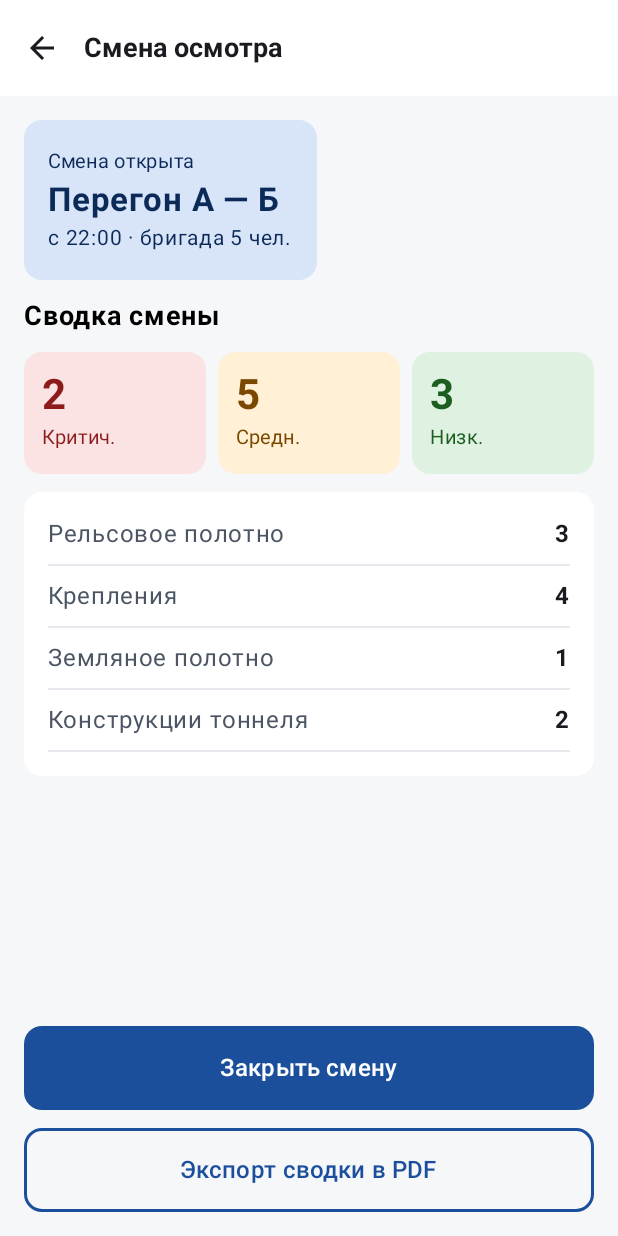
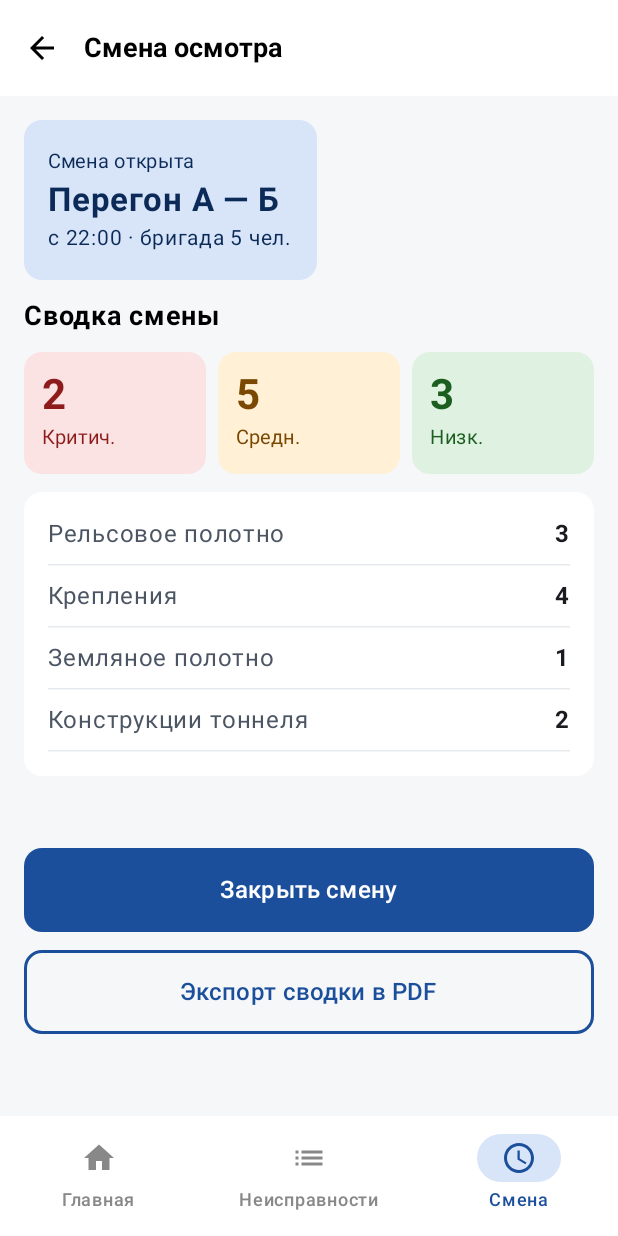
Before and after one commit to avordnaskella/MetroMobile, an Android app built with Jetpack Compose: the HomeScreen screen opened through its navigation route, after a tap on "Смена осмотра", on a phone screen of 412 x 824 dp. Run offline under Robolectric (Android 15) with nearby library versions, the phone set to English and light mode, and no system bars; our stand-ins replace Dagger/Hilt's generated code, Room's generated code; 1 statement that could not run was skipped.

Commit message:
нижняя панель навигации

```diff
--- a/Metro/app/src/main/java/com/example/metroosmotr/presentation/home/HomeScreen.kt
+++ b/Metro/app/src/main/java/com/example/metroosmotr/presentation/home/HomeScreen.kt
@@ -7,43 +7,36 @@ import androidx.compose.material3.*
 import androidx.compose.runtime.Composable
 import androidx.compose.runtime.collectAsState
 import androidx.compose.runtime.getValue
-import androidx.compose.ui.Alignment
 import androidx.compose.ui.Modifier
 import androidx.compose.ui.graphics.Color
 import androidx.compose.ui.text.font.FontWeight
 import androidx.compose.ui.unit.dp
 import androidx.compose.ui.unit.sp
 import androidx.hilt.navigation.compose.hiltViewModel
-import androidx.compose.foundation.BorderStroke
-import androidx.compose.material3.Text
-import androidx.compose.foundation.layout.statusBarsPadding
+import androidx.navigation.NavController
+import com.example.metroosmotr.presentation.navigation.BottomNavBar
 
 @Composable
 fun HomeScreen(
+    navController: NavController,
     onNavigateToCreate: () -> Unit,
-    onNavigateToList: () -> Unit,
-    onNavigateToShift: () -> Unit,
     viewModel: HomeViewModel = hiltViewModel()
 ) {
     val uiState by viewModel.uiState.collectAsState()
 
+    Scaffold(
+        bottomBar = { BottomNavBar(navController) },
+        containerColor = Color(0xFFF6F7F9)
+    ) { paddingValues ->
         Column(
             modifier = Modifier
                 .fillMaxSize()
-            .background(Color(0xFFF6F7F9)) // Фон из макета
-            .statusBarsPadding(),
+                .padding(paddingValues)
+                .padding(16.dp),
             verticalArrangement = Arrangement.spacedBy(12.dp)
         ) {
-        // Шапка (Заголовок)
-        Text(
-            text = "Главная",
-            fontSize = 20.sp,
-            fontWeight = FontWeight.Bold,
-            color = Color(0xFF14181F),
-            modifier = Modifier.padding(bottom = 8.dp)
-        )
+            Text("Главная", fontSize = 20.sp, fontWeight = FontWeight.Bold, modifier = Modifier.padding(bottom = 8.dp))
 
-        // Карточка текущей смены (Голубая)
             Card(
                 colors = CardDefaults.cardColors(containerColor = Color(0xFFD8E4F8)),
                 shape = RoundedCornerShape(12.dp),
@@ -51,87 +44,46 @@ fun HomeScreen(
             ) {
                 Column(modifier = Modifier.padding(16.dp)) {
                     Text("Текущая смена", fontSize = 13.sp, color = Color(0xFF0B2A57))
-                Text(
-                    uiState.currentShift,
-                    fontSize = 22.sp,
-                    fontWeight = FontWeight.Bold,
-                    color = Color(0xFF0B2A57)
-                )
+                    Text(uiState.currentShift, fontSize = 22.sp, fontWeight = FontWeight.Bold, color = Color(0xFF0B2A57))
                     Text("с 22:00 · бригада 5 чел.", fontSize = 14.sp, color = Color(0xFF0B2A57))
                 }
             }
 
-        // Плитки со статистикой (Не отправлено / Критических)
-        Row(
-            modifier = Modifier.fillMaxWidth(),
-            horizontalArrangement = Arrangement.spacedBy(12.dp)
-        ) {
-            // Оранжевая плитка
-            Card(
-                colors = CardDefaults.cardColors(containerColor = Color(0xFFFFF0D6)),
-                shape = RoundedCornerShape(12.dp),
-                modifier = Modifier.weight(1f)
-            ) {
+            Row(modifier = Modifier.fillMaxWidth(), horizontalArrangement = Arrangement.spacedBy(12.dp)) {
+                Card(colors = CardDefaults.cardColors(containerColor = Color(0xFFFFF0D6)), shape = RoundedCornerShape(12.dp), modifier = Modifier.weight(1f)) {
                     Column(modifier = Modifier.padding(12.dp)) {
-                    Text(
-                        uiState.unsyncedCount.toString(),
-                        fontSize = 28.sp,
-                        fontWeight = FontWeight.Bold,
-                        color = Color(0xFF7A4800)
-                    )
+                        Text(uiState.unsyncedCount.toString(), fontSize = 28.sp, fontWeight = FontWeight.Bold, color = Color(0xFF7A4800))
                         Text("Не отправлено", fontSize = 13.sp, color = Color(0xFF7A4800))
                     }
                 }
-            // Красная плитка
-            Card(
-                colors = CardDefaults.cardColors(containerColor = Color(0xFFFBE3E3)),
-                shape = RoundedCornerShape(12.dp),
-                modifier = Modifier.weight(1f)
-            ) {
+                Card(colors = CardDefaults.cardColors(containerColor = Color(0xFFFBE3E3)), shape = RoundedCornerShape(12.dp), modifier = Modifier.weight(1f)) {
                     Column(modifier = Modifier.padding(12.dp)) {
-                    Text(
-                        uiState.criticalCount.toString(),
-                        fontSize = 28.sp,
-                        fontWeight = FontWeight.Bold,
-                        color = Color(0xFF8E1B1B)
-                    )
+                        Text(uiState.criticalCount.toString(), fontSize = 28.sp, fontWeight = FontWeight.Bold, color = Color(0xFF8E1B1B))
                         Text("Критических", fontSize = 13.sp, color = Color(0xFF8E1B1B))
                     }
                 }
             }
 
-        // Кнопки
             Button(
                 onClick = onNavigateToCreate,
                 colors = ButtonDefaults.buttonColors(containerColor = Color(0xFF1B4F9C)),
                 shape = RoundedCornerShape(12.dp),
-            modifier = Modifier
-                .fillMaxWidth()
-                .height(56.dp)
-        ) {
-            Text("Новая неисправность", color = Color.White, fontSize = 16.sp)
-        }
+                modifier = Modifier.fillMaxWidth().height(56.dp)
+            ) { Text("Новая неисправность", color = Color.White, fontSize = 16.sp) }
 
             OutlinedButton(
-            onClick = onNavigateToList,
+                onClick = { navController.navigate("list") },
                 shape = RoundedCornerShape(12.dp),
-            border = BorderStroke(2.dp, Color(0xFF1B4F9C)),
-            modifier = Modifier
-                .fillMaxWidth()
-                .height(56.dp)
-        ) {
-            Text("Список неисправностей", color = Color(0xFF1B4F9C), fontSize = 16.sp)
-        }
+                border = androidx.compose.foundation.BorderStroke(2.dp, Color(0xFF1B4F9C)),
+                modifier = Modifier.fillMaxWidth().height(56.dp)
+            ) { Text("Список неисправностей", color = Color(0xFF1B4F9C), fontSize = 16.sp) }
 
             OutlinedButton(
-            onClick = onNavigateToShift,
+                onClick = { navController.navigate("shift") },
                 shape = RoundedCornerShape(12.dp),
-            border = BorderStroke(2.dp, Color(0xFF1B4F9C)),
-            modifier = Modifier
-                .fillMaxWidth()
-                .height(56.dp)
-        ) {
-            Text("Смена осмотра", color = Color(0xFF1B4F9C), fontSize = 16.sp)
+                border = androidx.compose.foundation.BorderStroke(2.dp, Color(0xFF1B4F9C)),
+                modifier = Modifier.fillMaxWidth().height(56.dp)
+            ) { Text("Смена осмотра", color = Color(0xFF1B4F9C), fontSize = 16.sp) }
         }
     }
 }
--- a/Metro/app/src/main/java/com/example/metroosmotr/presentation/navigation/AppNavHost.kt
+++ b/Metro/app/src/main/java/com/example/metroosmotr/presentation/navigation/AppNavHost.kt
@@ -8,7 +8,6 @@ import androidx.navigation.compose.rememberNavController
 import androidx.navigation.navArgument
 import com.example.metroosmotr.presentation.create.CreateScreen
 import com.example.metroosmotr.presentation.defect.DefectScreen
-import com.example.metroosmotr.presentation.error.ErrorScreen
 import com.example.metroosmotr.presentation.home.HomeScreen
 import com.example.metroosmotr.presentation.list.ListScreen
 import com.example.metroosmotr.presentation.login.LoginScreen
@@ -18,74 +17,48 @@ import com.example.metroosmotr.presentation.shift.ShiftScreen
 fun AppNavHost() {
     val navController = rememberNavController()
 
-    // Стартовый экран теперь - Логин
     NavHost(navController = navController, startDestination = Screen.Login.route) {
-
-        // 1. Экран Логина
         composable(Screen.Login.route) {
             LoginScreen(
                 onLoginSuccess = {
-                    // После входа переходим на Главную и убиваем экран логина из стека
                     navController.navigate(Screen.Home.route) {
                         popUpTo(Screen.Login.route) { inclusive = true }
                     }
                 }
             )
         }
-
-        // 2. Главный экран
         composable(Screen.Home.route) {
             HomeScreen(
-                onNavigateToCreate = { navController.navigate(Screen.Create.route) },
-                onNavigateToList = { navController.navigate(Screen.List.route) },
-                onNavigateToShift = { navController.navigate(Screen.Shift.route) }
+                navController = navController,
+                onNavigateToCreate = { navController.navigate(Screen.Create.route) }
             )
         }
-
-        // 3. Экран списка неисправностей
         composable(Screen.List.route) {
             ListScreen(
+                navController = navController,
                 onNavigateToDefect = { id -> navController.navigate("defect/$id") }
             )
         }
-
-        // 4. Экран создания
         composable(Screen.Create.route) {
             CreateScreen(onNavigateBack = { navController.popBackStack() })
         }
-
-        // 5. Экран карточки (принимает defectId)
         composable(
             route = "defect/{defectId}",
             arguments = listOf(navArgument("defectId") { type = NavType.StringType })
         ) { backStackEntry ->
             val id = backStackEntry.arguments?.getString("defectId") ?: ""
-            DefectScreen(
-                defectId = id,
-                onNavigateBack = { navController.popBackStack() }
-            )
+            DefectScreen(defectId = id, onNavigateBack = { navController.popBackStack() })
         }
-
-        // 6. Экран смены осмотра
         composable(Screen.Shift.route) {
             ShiftScreen(
+                navController = navController,
                 onNavigateBack = { navController.popBackStack() },
                 onCloseShift = {
-                    // При закрытии смены возвращаемся на Главную
                     navController.navigate(Screen.Home.route) {
                         popUpTo(Screen.Home.route) { inclusive = true }
                     }
                 }
             )
         }
-
-        // 7. Экран ошибки сервера (если нужно куда-то перекинуть)
-        // Обычно он вызывается внутри экранов, но маршрут для теста можно добавить
-        composable("error") {
-            ErrorScreen(
-                message = "На сервере произошла ошибка. Повторите попытку позже",
-                onRetry = { navController.popBackStack() }
-            )
-        }
     }
 }
--- /dev/null
+++ b/Metro/app/src/main/java/com/example/metroosmotr/presentation/navigation/BottomNavBar.kt
@@ -0,0 +1,73 @@
+package com.example.metroosmotr.presentation.navigation
+
+import androidx.compose.material.icons.Icons
+import androidx.compose.material.icons.filled.Home
+import androidx.compose.material.icons.filled.List
+import androidx.compose.material.icons.filled.Schedule
+import androidx.compose.material3.*
+import androidx.compose.runtime.Composable
+import androidx.compose.runtime.getValue
+import androidx.compose.ui.graphics.Color
+import androidx.compose.ui.unit.sp
+import androidx.navigation.NavController
+import androidx.navigation.compose.currentBackStackEntryAsState
+
+@Composable
+fun BottomNavBar(navController: NavController) {
+    val navBackStackEntry by navController.currentBackStackEntryAsState()
+    val currentRoute = navBackStackEntry?.destination?.route
+
+    NavigationBar(containerColor = Color.White) {
+        NavigationBarItem(
+            selected = currentRoute == Screen.Home.route,
+            onClick = {
+                if (currentRoute != Screen.Home.route) {
+                    navController.navigate(Screen.Home.route) { popUpTo(Screen.Home.route) { inclusive = true } }
+                }
+            },
+            icon = { Icon(Icons.Default.Home, contentDescription = "Главная") },
+            label = { Text("Главная", fontSize = 12.sp) },
+            colors = NavigationBarItemDefaults.colors(
+                selectedIconColor = Color(0xFF1B4F9C),
+                selectedTextColor = Color(0xFF1B4F9C),
+                unselectedIconColor = Color.Gray,
+                unselectedTextColor = Color.Gray,
+                indicatorColor = Color(0xFFD8E4F8) // <-- Добавлено
+            )
+        )
+        NavigationBarItem(
+            selected = currentRoute == Screen.List.route,
+            onClick = {
+                if (currentRoute != Screen.List.route) {
+                    navController.navigate(Screen.List.route) { popUpTo(Screen.Home.route) }
+                }
+            },
+            icon = { Icon(Icons.Default.List, contentDescription = "Неисправности") },
+            label = { Text("Неисправности", fontSize = 12.sp) },
+            colors = NavigationBarItemDefaults.colors(
+                selectedIconColor = Color(0xFF1B4F9C),
+                selectedTextColor = Color(0xFF1B4F9C),
+                unselectedIconColor = Color.Gray,
+                unselectedTextColor = Color.Gray,
+                indicatorColor = Color(0xFFD8E4F8) // <-- Добавлено
+            )
+        )
+        NavigationBarItem(
+            selected = currentRoute == Screen.Shift.route,
+            onClick = {
+                if (currentRoute != Screen.Shift.route) {
+                    navController.navigate(Screen.Shift.route) { popUpTo(Screen.Home.route) }
+                }
+            },
+            icon = { Icon(Icons.Default.Schedule, contentDescription = "Смена") },
+            label = { Text("Смена", fontSize = 12.sp) },
+            colors = NavigationBarItemDefaults.colors(
+                selectedIconColor = Color(0xFF1B4F9C),
+                selectedTextColor = Color(0xFF1B4F9C),
+                unselectedIconColor = Color.Gray,
+                unselectedTextColor = Color.Gray,
+                indicatorColor = Color(0xFFD8E4F8) // <-- Добавлено
+            )
+        )
+    }
+}
--- a/Metro/app/src/main/java/com/example/metroosmotr/presentation/shift/ShiftScreen.kt
+++ b/Metro/app/src/main/java/com/example/metroosmotr/presentation/shift/ShiftScreen.kt
@@ -3,47 +3,59 @@ package com.example.metroosmotr.presentation.shift
 import android.widget.Toast
 import androidx.compose.foundation.background
 import androidx.compose.foundation.layout.*
+import androidx.compose.foundation.rememberScrollState
 import androidx.compose.foundation.shape.RoundedCornerShape
+import androidx.compose.foundation.verticalScroll
 import androidx.compose.material.icons.Icons
-import androidx.compose.material.icons.filled.ArrowBack
+import androidx.compose.material.icons.automirrored.filled.ArrowBack
 import androidx.compose.material3.*
 import androidx.compose.runtime.Composable
-import androidx.compose.ui.Alignment
 import androidx.compose.ui.Modifier
 import androidx.compose.ui.graphics.Color
 import androidx.compose.ui.platform.LocalContext
 import androidx.compose.ui.text.font.FontWeight
 import androidx.compose.ui.unit.dp
 import androidx.compose.ui.unit.sp
+import androidx.navigation.NavController
+import com.example.metroosmotr.presentation.navigation.BottomNavBar
 import com.example.metroosmotr.presentation.utils.PdfExporter
-import androidx.compose.foundation.layout.statusBarsPadding
 
 @OptIn(ExperimentalMaterial3Api::class)
 @Composable
 fun ShiftScreen(
+    navController: NavController,
     onNavigateBack: () -> Unit,
     onCloseShift: () -> Unit
 ) {
     val context = LocalContext.current
 
-    Column(
-        modifier = Modifier
-            .fillMaxSize()
-            .background(Color(0xFFF6F7F9))
-            .statusBarsPadding()
-    ) {
+    Scaffold(
+        topBar = {
             TopAppBar(
                 title = { Text("Смена осмотра", fontSize = 18.sp, fontWeight = FontWeight.Bold) },
                 navigationIcon = {
                     IconButton(onClick = onNavigateBack) {
-                    Icon(Icons.Default.ArrowBack, contentDescription = "Назад")
+                        Icon(Icons.AutoMirrored.Filled.ArrowBack, contentDescription = "Назад")
                     }
                 },
-            colors = TopAppBarDefaults.topAppBarColors(containerColor = Color.White)
+                colors = TopAppBarDefaults.topAppBarColors(
+                    containerColor = Color.White,
+                    titleContentColor = Color.Black,
+                    navigationIconContentColor = Color.Black
                 )
-
-        Column(modifier = Modifier.padding(16.dp), verticalArrangement = Arrangement.spacedBy(12.dp)) {
-            // Карточка смены
+            )
+        },
+        bottomBar = { BottomNavBar(navController) },
+        containerColor = Color(0xFFF6F7F9)
+    ) { paddingValues ->
+        Column(
+            modifier = Modifier
+                .fillMaxSize()
+                .padding(paddingValues)
+                .verticalScroll(rememberScrollState()) // <-- ДОБАВИЛИ ПРОКРУТКУ
+                .padding(16.dp),
+            verticalArrangement = Arrangement.spacedBy(12.dp)
+        ) {
             Card(colors = CardDefaults.cardColors(containerColor = Color(0xFFD8E4F8))) {
                 Column(modifier = Modifier.padding(16.dp)) {
                     Text("Смена открыта", fontSize = 13.sp, color = Color(0xFF0B2A57))
@@ -54,14 +66,12 @@ fun ShiftScreen(
 
             Text("Сводка смены", fontSize = 18.sp, fontWeight = FontWeight.Bold)
 
-            // Плитки со статистикой
             Row(horizontalArrangement = Arrangement.spacedBy(8.dp)) {
                 StatCard("2", "Критич.", Color(0xFFFBE3E3), Color(0xFF8E1B1B), Modifier.weight(1f))
                 StatCard("5", "Средн.", Color(0xFFFFF0D6), Color(0xFF7A4800), Modifier.weight(1f))
                 StatCard("3", "Низк.", Color(0xFFDFF2E1), Color(0xFF1B5E20), Modifier.weight(1f))
             }
 
-            // Таблица по категориям
             Card(colors = CardDefaults.cardColors(containerColor = Color.White)) {
                 Column(modifier = Modifier.padding(16.dp), verticalArrangement = Arrangement.spacedBy(8.dp)) {
                     RowItem("Рельсовое полотно", "3")
@@ -71,13 +81,18 @@ fun ShiftScreen(
                 }
             }
 
-            Spacer(modifier = Modifier.weight(1f))
+            Spacer(modifier = Modifier.height(24.dp)) // Отступ перед кнопками
 
             // Кнопка Закрыть смену
             Button(
-                onClick = { onCloseShift() },
-                modifier = Modifier.fillMaxWidth().height(56.dp),
-                colors = ButtonDefaults.buttonColors(containerColor = Color(0xFF1B4F9C)),
+                onClick = onCloseShift,
+                modifier = Modifier
+                    .fillMaxWidth()
+                    .height(56.dp),
+                colors = ButtonDefaults.buttonColors(
+                    containerColor = Color(0xFF1B4F9C),
+                    contentColor = Color.White // <-- Принудительно белый текст
+                ),
                 shape = RoundedCornerShape(12.dp)
             ) {
                 Text("Закрыть смену", fontSize = 16.sp)
@@ -86,16 +101,20 @@ fun ShiftScreen(
             // Кнопка Экспорт в PDF
             OutlinedButton(
                 onClick = {
-                    // Генерируем PDF (пока с тестовыми данными)
                     val file = PdfExporter.exportShiftSummary(context, 2, 5, 3)
                     Toast.makeText(context, "PDF сохранен: ${file.name}", Toast.LENGTH_LONG).show()
                 },
-                modifier = Modifier.fillMaxWidth().height(56.dp),
+                modifier = Modifier
+                    .fillMaxWidth()
+                    .height(56.dp),
                 shape = RoundedCornerShape(12.dp),
-                border = androidx.compose.foundation.BorderStroke(2.dp, Color(0xFF1B4F9C))
+                border = androidx.compose.foundation.BorderStroke(2.dp, Color(0xFF1B4F9C)),
+                colors = ButtonDefaults.outlinedButtonColors(contentColor = Color(0xFF1B4F9C))
             ) {
-                Text("Экспорт сводки в PDF", color = Color(0xFF1B4F9C), fontSize = 16.sp)
+                Text("Экспорт сводки в PDF", fontSize = 16.sp)
             }
+
+            Spacer(modifier = Modifier.height(16.dp)) // Отступ снизу, чтобы не прилипало к меню
         }
     }
 }
@@ -112,12 +131,9 @@ fun StatCard(value: String, label: String, bgColor: Color, textColor: Color, mod
 
 @Composable
 fun RowItem(label: String, value: String) {
-    Row(
-        modifier = Modifier.fillMaxWidth(),
-        horizontalArrangement = Arrangement.SpaceBetween
-    ) {
+    Row(modifier = Modifier.fillMaxWidth(), horizontalArrangement = Arrangement.SpaceBetween) {
         Text(label, color = Color(0xFF4B5563))
         Text(value, fontWeight = FontWeight.Bold)
     }
-    Divider(color = Color(0xFFE6E9EE), thickness = 1.dp)
+    HorizontalDivider(color = Color(0xFFE6E9EE), thickness = 1.dp)
 }
```
Also changed, not shown: Metro/app/src/main/java/com/example/metroosmotr/presentation/create/CreateScreen.kt (+124 -20 lines), Metro/app/src/main/java/com/example/metroosmotr/presentation/create/DropdownField.kt (deleted, +0 -52 lines), Metro/app/src/main/java/com/example/metroosmotr/presentation/list/ListScreen.kt (+22 -32 lines), 1 other file. Lines whose indentation alone changed are shown as unchanged.
